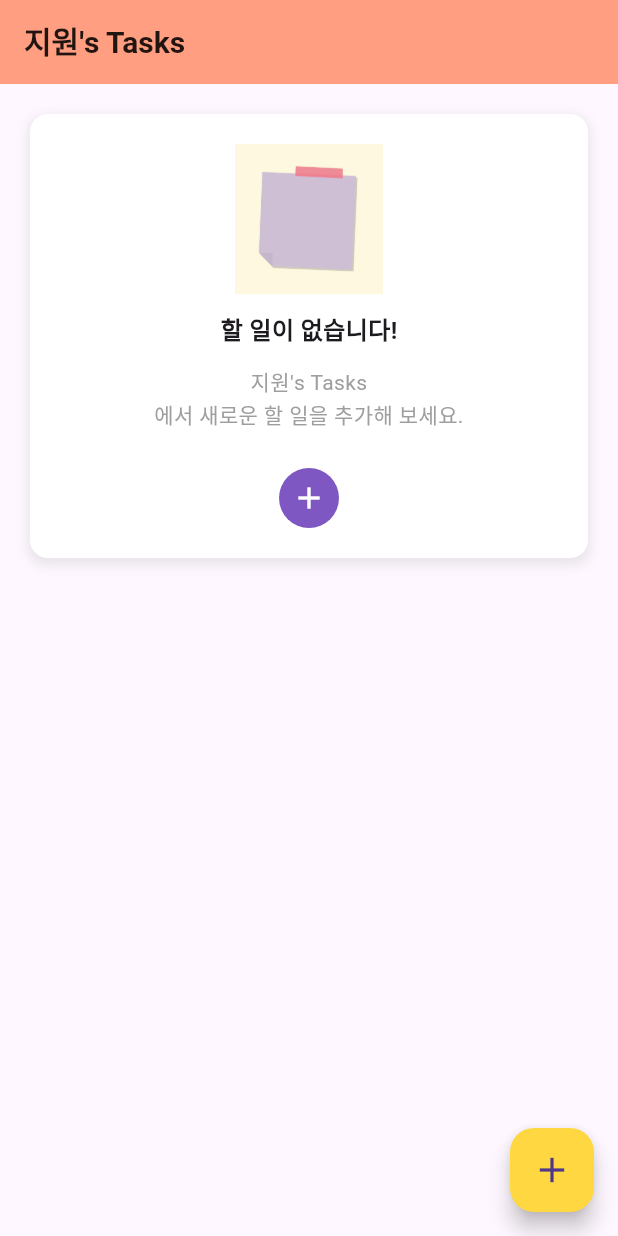
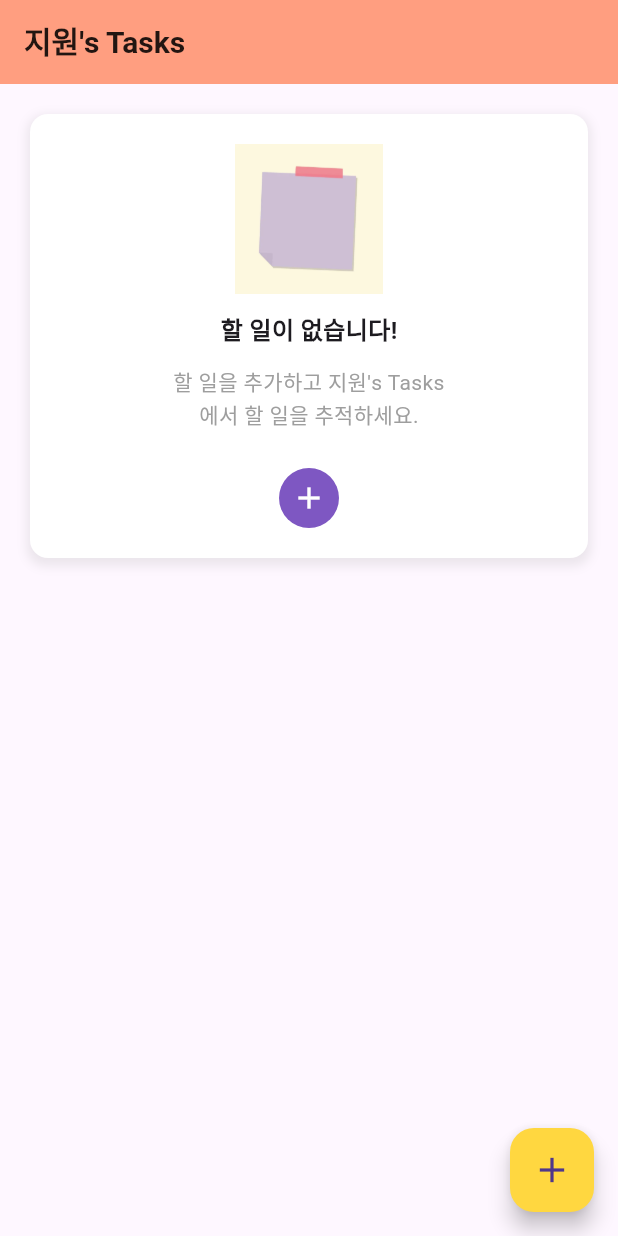
Before and after one commit to ahnjiwon1/tasks, a Flutter app: the screen it shows after launch, on a phone screen of 412 x 824 dp. Run offline on Flutter 3.47's test engine with Material 3 defaults, Android fonts, the phone set to English and light mode, and no system bars.

Commit message:
docs: no_todo_view 주석 및 문자 수정

```diff
--- a/lib/no_todo/no_todo_view.dart
+++ b/lib/no_todo/no_todo_view.dart
@@ -10,12 +10,12 @@ class NoToDoView extends StatelessWidget {
       alignment: Alignment.topCenter,
       child: Container(
         width: double.infinity,
-        // 5. margin & padding 20 적용하기
+        // margin & padding 20 적용하기
         margin: const EdgeInsets.all(20),
         padding: const EdgeInsets.all(20),
         decoration: BoxDecoration(
           color: Colors.white,
-          // 5. 백그라운드 컬러 및 테두리 라운딩에 circular(12) 적용하기
+          // 백그라운드 컬러 및 테두리 라운딩에 circular(12) 적용하기
           borderRadius: BorderRadius.circular(12),
           boxShadow: [
             BoxShadow(
@@ -28,17 +28,18 @@ class NoToDoView extends StatelessWidget {
         ),
         child: Column(
           mainAxisSize: MainAxisSize.min,
-          // 5. Column을 이용하여 수직으로 순서대로 배치
+          // Column을 이용하여 수직으로 순서대로 배치
           children: <Widget>[
-            // 5. 원하는 이미지 (가로&세로 100씩, webp)
+            // 원하는 이미지 (가로&세로 100씩, webp)
             Image.asset(
              'assets/empty.webp', // 경로 설정 확인
               width: 100,
               height: 100,
             ),
-            const SizedBox(height: 12), // 5. 각 요소간 간격 12 설정
 
-            // 5. 텍스트1(사이즈16, 볼드체 적용)
+            const SizedBox(height: 12), // 각 요소간 간격 12 설정
+
+            // 텍스트1(사이즈16, 볼드체 적용)
             const Text(
               "할 일이 없습니다!",
               style: TextStyle(
@@ -46,11 +47,12 @@ class NoToDoView extends StatelessWidget {
                 fontWeight: FontWeight.bold,
               ),
             ),
-            const SizedBox(height: 12), // 5. 각 요소간 간격 12 설정
 
-            // 5. 텍스트2(사이즈14, 높이 1.5, 가운데 정렬 적용, AppBar에 적용한 title을 받아 사용)
+            const SizedBox(height: 12), // 각 요소간 간격 12 설정
+
+            // 텍스트2(사이즈14, 높이 1.5, 가운데 정렬 적용, AppBar에 적용한 title을 받아 사용)
             Text(
-              "$appBarTitle\n에서 새로운 할 일을 추가해 보세요.",
+              "할 일을 추가하고 $appBarTitle\n에서 할 일을 추적하세요.",
               textAlign: TextAlign.center,
               style: const TextStyle(
                 fontSize: 14,
@@ -60,8 +62,8 @@ class NoToDoView extends StatelessWidget {
             ),
             const SizedBox(height: 24),
 
-            // 5. Icon 사용하기 (Icon Class의 add icon 사용)
-            // 5. 아이콘은 흰색, 사이즈 24, 배경은 원하는 색상, 버튼 모양은 원형 적용
+            // Icon 사용하기 (Icon Class의 add icon 사용)
+            // 아이콘은 흰색, 사이즈 24, 배경은 원하는 색상, 버튼 모양은 원형 적용
             Container(
               decoration: BoxDecoration(
                 color: Colors.deepPurple[400], // 원하는 색상
```
